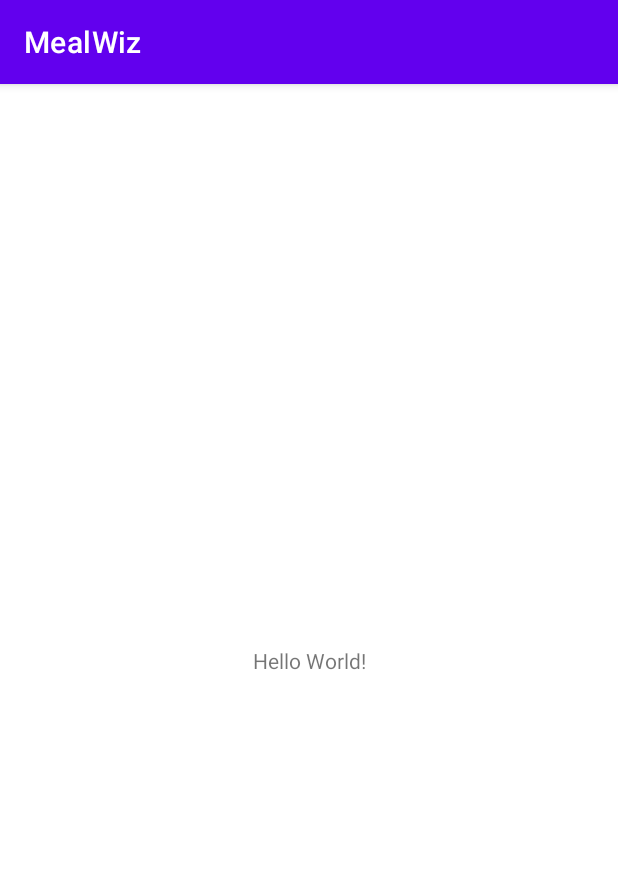
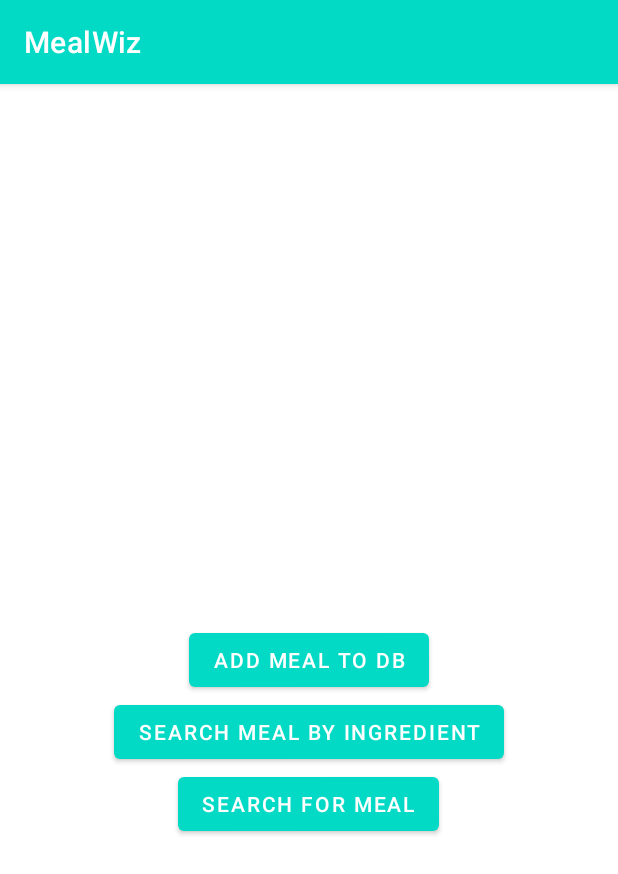
Before and after one commit to DevmalWije/MealWiz, an Android app: the screen it shows after launch (MainActivity), on a phone screen of 412 x 824 dp. Shown: the top 874 px of the screen. Run offline under Robolectric (Android 15) with nearby library versions, the phone set to English and light mode, and no system bars.

```diff
--- a/app/src/main/AndroidManifest.xml
+++ b/app/src/main/AndroidManifest.xml
@@ -12,6 +12,9 @@
         android:theme="@style/Theme.MealWiz"
         tools:targetApi="31">
         <activity
+            android:name=".SearchMealsView"
+            android:exported="false" />
+        <activity
             android:name=".MainActivity"
             android:exported="true">
             <intent-filter>
--- /dev/null
+++ b/app/src/main/java/com/example/mealwiz/MealCardAdapter.kt
@@ -0,0 +1,4 @@
+package com.example.mealwiz
+
+class MealCardAdapter {
+}
--- a/app/src/main/res/layout/activity_main.xml
+++ b/app/src/main/res/layout/activity_main.xml
@@ -6,13 +6,42 @@
     android:layout_height="match_parent"
     tools:context=".MainActivity">
 
-    <TextView
-        android:layout_width="wrap_content"
-        android:layout_height="wrap_content"
-        android:text="Hello World!"
-        app:layout_constraintBottom_toBottomOf="parent"
-        app:layout_constraintEnd_toEndOf="parent"
-        app:layout_constraintStart_toStartOf="parent"
-        app:layout_constraintTop_toTopOf="parent" />
+    <LinearLayout
+        android:layout_width="match_parent"
+        android:layout_height="match_parent"
+        android:gravity="center"
+        android:orientation="vertical"
+        >
+
+        <TextView
+            android:id="@+id/textView"
+            android:layout_width="wrap_content"
+            android:layout_height="wrap_content"
+            android:text="@string/welcom_to_n_mealwiz"
+            android:layout_margin="10dp"
+            android:textSize="30sp"
+            android:textColor="@color/white"
+            android:fontFamily="sans-serif-medium"
+            />
+        <Button
+            android:id="@+id/mealToDbButton"
+            android:layout_width="wrap_content"
+            android:layout_height="wrap_content"
+            android:text="@string/add_meal_to_db"
+            />
+        <Button
+            android:id="@+id/searchByIngredientButton"
+            android:layout_width="wrap_content"
+            android:layout_height="wrap_content"
+            android:text="@string/search_meal_by_ingredient"
+            />
+        <Button
+            android:id="@+id/searchForMealButton"
+            android:layout_width="wrap_content"
+            android:layout_height="wrap_content"
+            android:text="@string/search_for_meal"
+            />
+    </LinearLayout>
+
 
 </androidx.constraintlayout.widget.ConstraintLayout>
--- a/app/src/main/res/values-night/themes.xml
+++ b/app/src/main/res/values-night/themes.xml
@@ -2,7 +2,7 @@
     <!-- Base application theme. -->
     <style name="Theme.MealWiz" parent="Theme.MaterialComponents.DayNight.DarkActionBar">
         <!-- Primary brand color. -->
-        <item name="colorPrimary">@color/purple_200</item>
+        <item name="colorPrimary">@color/teal_200</item>
         <item name="colorPrimaryVariant">@color/purple_700</item>
         <item name="colorOnPrimary">@color/black</item>
         <!-- Secondary brand color. -->
--- a/app/src/main/res/values/strings.xml
+++ b/app/src/main/res/values/strings.xml
@@ -1,3 +1,11 @@
 <resources>
     <string name="app_name">MealWiz</string>
+    <string name="welcom_to_n_mealwiz">Welcom to\n MealWiz!</string>
+    <string name="add_meal_to_db">Add Meal To DB</string>
+    <string name="search_meal_by_ingredient">Search Meal By Ingredient</string>
+    <string name="search_for_meal">Search For Meal</string>
+    <string name="search_by_ingredient">Search by ingredient</string>
+    <string name="retrieve_meal">Retrieve Meal</string>
+    <string name="save_meal_to_db">Save meal to DB</string>
+    <string name="mealimage">mealImage</string>
 </resources>
--- a/app/src/main/res/values/themes.xml
+++ b/app/src/main/res/values/themes.xml
@@ -2,7 +2,7 @@
     <!-- Base application theme. -->
     <style name="Theme.MealWiz" parent="Theme.MaterialComponents.DayNight.DarkActionBar">
         <!-- Primary brand color. -->
-        <item name="colorPrimary">@color/purple_500</item>
+        <item name="colorPrimary">@color/teal_200</item>
         <item name="colorPrimaryVariant">@color/purple_700</item>
         <item name="colorOnPrimary">@color/white</item>
         <!-- Secondary brand color. -->
```
Also changed, not shown: app/src/main/java/com/example/mealwiz/MealCardViewHolder.kt (added, +17 -0 lines), app/src/main/java/com/example/mealwiz/MealObject.kt (added, +14 -0 lines), app/src/main/java/com/example/mealwiz/SearchMealsView.kt (added, +11 -0 lines), app/src/main/res/layout/activity_search_meals_view.xml (added, +45 -0 lines), app/src/main/res/layout/meal_card.xml (added, +108 -0 lines), app/src/main/res/drawable/pasta.jpg (added).
